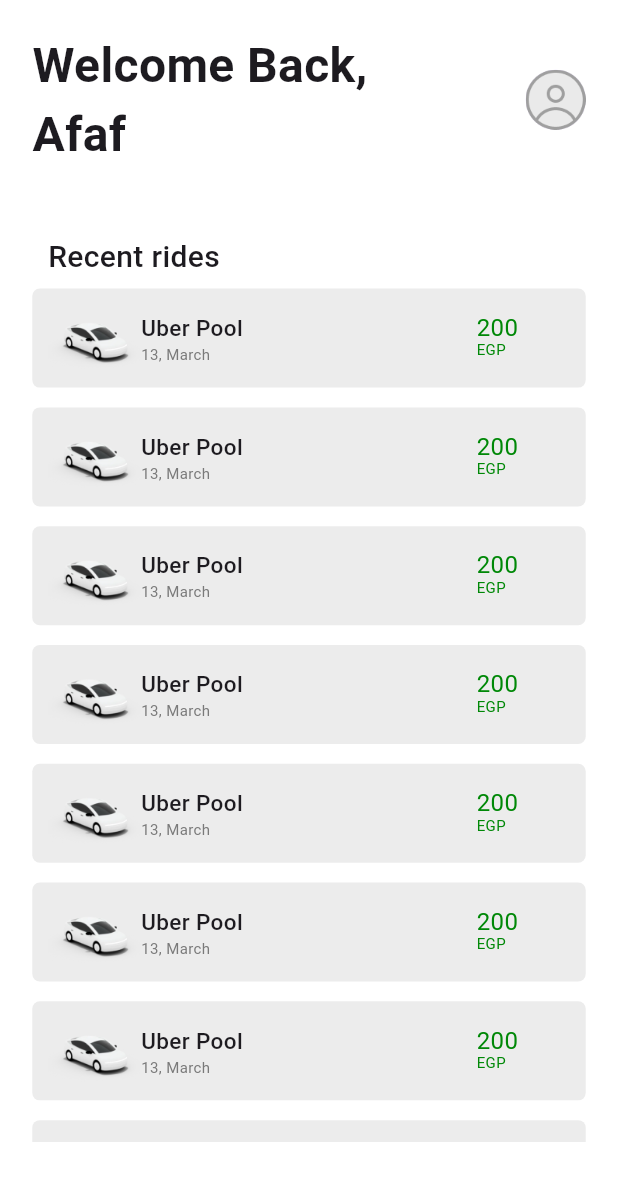
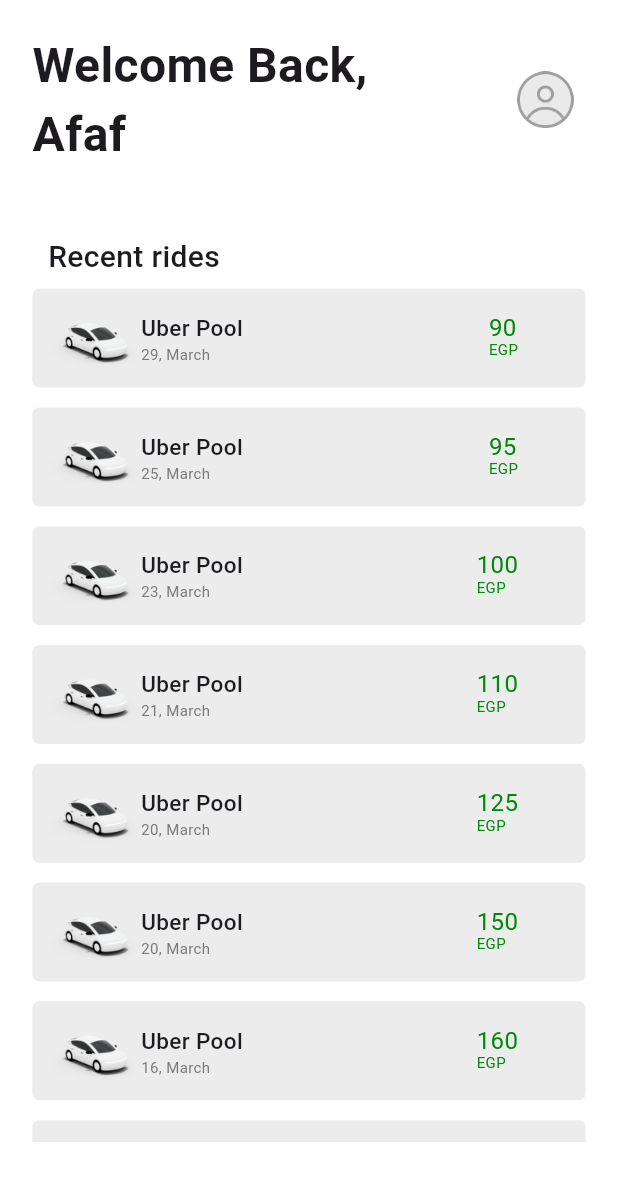
Before and after one commit to rofidarashed/uber_clone, a Flutter app: the HomePage screen opened directly, on a phone screen of 412 x 824 dp. Shown: the top 1181 px of the screen. Run offline on Flutter 3.47's test engine with Material 3 defaults, Android fonts, the phone set to English and light mode, and no system bars; our stand-ins replace email_validator, firebase_auth, firebase_core, google_sign_in; accounts and stored records are empty.

Commit message:
add different date and salary to home page

```diff
--- a/lib/elements/widgets/recent_rides.dart
+++ b/lib/elements/widgets/recent_rides.dart
@@ -3,7 +3,9 @@ import 'package:uber/colors/colors.dart';
 import 'package:uber/elements/widgets/size_extensions.dart';
 
 class RecentRides extends StatelessWidget {
-  const RecentRides({super.key});
+  final String salary;
+  final String date;
+  const RecentRides({super.key, required this.salary, required this.date});
 
   @override
   Widget build(BuildContext context) {
@@ -38,7 +40,7 @@ class RecentRides extends StatelessWidget {
                     style: TextStyle(fontWeight: FontWeight.w500, fontSize: 15),
                   ),
                   Text(
-                    "13, March",
+                    date,
                     style: TextStyle(color: gray2, fontSize: 10),
                   ),
                 ],
@@ -50,7 +52,7 @@ class RecentRides extends StatelessWidget {
             mainAxisAlignment: MainAxisAlignment.center,
             mainAxisSize: MainAxisSize.min,
             children: [
-              Text("200", style: TextStyle(color: green, fontSize: 16)),
+              Text(salary, style: TextStyle(color: green, fontSize: 16)),
               Transform.translate(
                 offset: Offset(0, -4), // ✅ Moves text up
                 child: Text(
--- a/lib/pages/home_page.dart
+++ b/lib/pages/home_page.dart
@@ -2,9 +2,13 @@ import 'package:flutter/material.dart';
 import 'package:uber/colors/colors.dart';
 import 'package:uber/elements/widgets/recent_rides.dart';
 import 'package:uber/elements/widgets/size_extensions.dart';
+import 'package:uber/pages/account_page.dart';
 
 class HomePage extends StatelessWidget {
-  const HomePage({super.key});
+  final List<String> salary = ['90','95','100','110','125','150','160','175','190','200'];
+  final List<String> date = ['29, March','25, March','23, March','21, March','20, March','20, March','16, March','15, March','13, March','10, March'];
+
+   HomePage({super.key});
 
   @override
   Widget build(BuildContext context) {
@@ -24,7 +28,23 @@ class HomePage extends StatelessWidget {
                     "Welcome Back,\nAfaf",
                     style: TextStyle(fontWeight: FontWeight.bold, fontSize: 32),
                   ),
-                  CircleAvatar(child: Image.asset("assets/profile.png")),
+                  IconButton(
+                    onPressed: () {
+                      Navigator.push(
+                        context,
+                        MaterialPageRoute(
+                          builder: (context) {
+                            return AccountPage();
+                          },
+                        ),
+                      );
+                    },
+                    icon: Image.asset(
+                      "assets/profile.png",
+                      fit: BoxFit.cover,
+                      height: 40.rh,
+                    ),
+                  ),
                 ],
               ),
             ),
@@ -38,7 +58,7 @@ class HomePage extends StatelessWidget {
                 padding: EdgeInsets.all(0),
                 itemCount: 10,
                 itemBuilder: (BuildContext context, int index) {
-                  return RecentRides();
+                  return RecentRides(salary: salary[index], date: date[index],);
                 },
               ),
             ),
```
